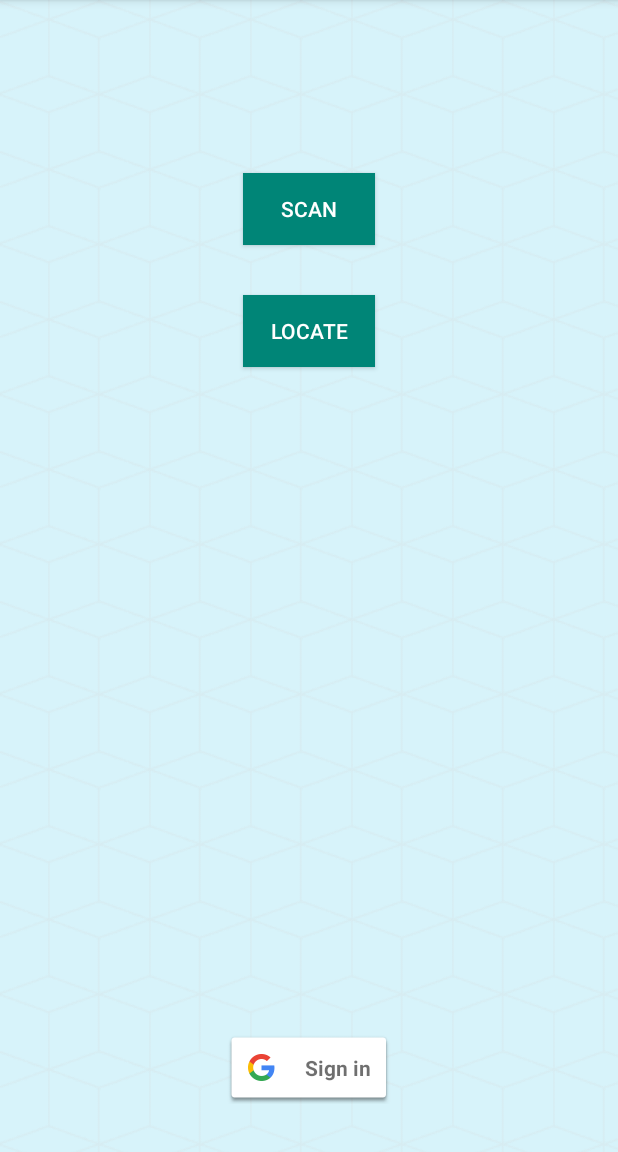
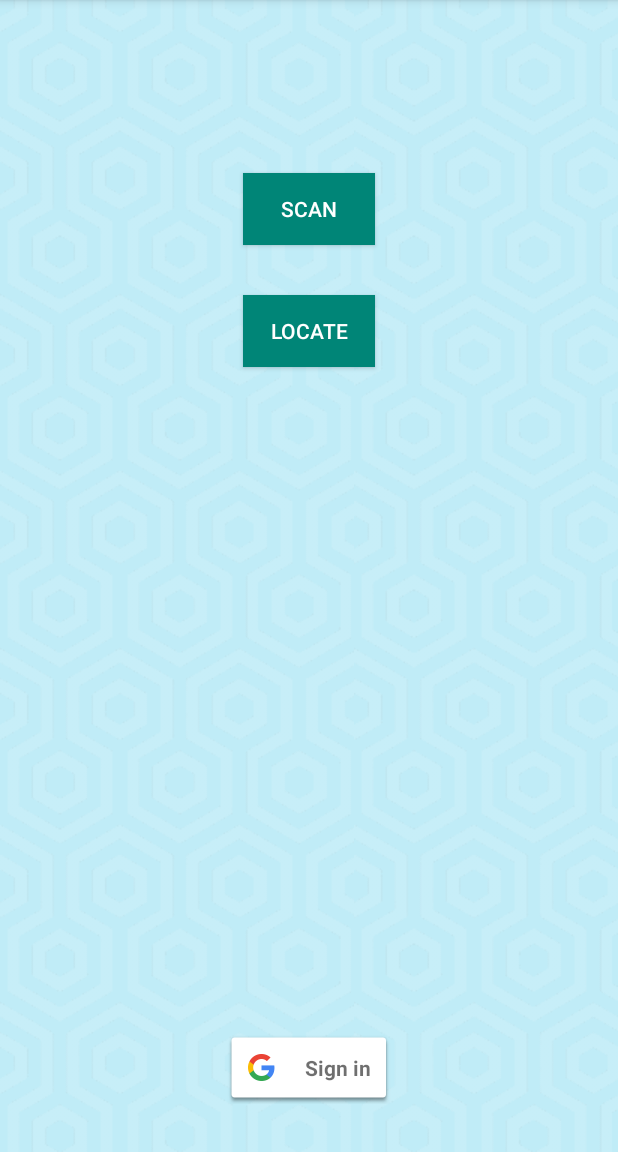
Before and after one commit to lcheung90/oasis-repub, an Android app: the screen it shows after launch (HomeActivity), on a phone screen of 412 x 824 dp, the part 84-1236 px from its top. Run offline under Robolectric (Android 15) with nearby library versions, the phone set to English and light mode, and no system bars; libraries missing offline, so code that uses them is left out: com.cloudant.client, com.ibm.mobilefirstplatform; 3 statements that could not run were skipped.

Commit message:
[Fix] Change background color
Use different pattern

```diff
--- a/app/src/main/res/drawable/background.xml
+++ b/app/src/main/res/drawable/background.xml
@@ -2,7 +2,7 @@
 <layer-list xmlns:android="http://schemas.android.com/apk/res/android" >
     <item android:id="@+id/shape_color">
         <shape android:shape="rectangle" >
-            <solid android:color="#d7f3fa"/>
+            <solid android:color="#c0ecf7"/>
         </shape>
     </item>
     <item android:id="@+id/shape_pattern"
@@ -12,7 +12,7 @@
         android:top="0px">
         <bitmap
             android:antialias="true"
-            android:src="@drawable/cubes"
+            android:src="@drawable/hexagon_pattern"
             android:tileMode="repeat" />
     </item>
 </layer-list>
```
Also changed, not shown: app/src/main/hexagon_pattern-web.png (added), app/src/main/res/drawable/hexagon_pattern.png (added), app/src/main/res/drawable/hexagons_pattern.png (deleted), app/src/main/res/mipmap-hdpi/hexagon_pattern.png (added), app/src/main/res/mipmap-hdpi/hexagons_pattern.png (deleted), app/src/main/res/mipmap-mdpi/hexagon_pattern.png (added), app/src/main/res/mipmap-mdpi/hexagons_pattern.png (deleted), app/src/main/res/mipmap-xhdpi/hexagon_pattern.png (added), app/src/main/res/mipmap-xhdpi/hexagons_pattern.png (deleted), app/src/main/res/mipmap-xxhdpi/hexagon_pattern.png (added), app/src/main/res/mipmap-xxhdpi/hexagons_pattern.png (deleted), app/src/main/res/mipmap-xxxhdpi/hexagon_pattern.png (added), app/src/main/res/mipmap-xxxhdpi/hexagons_pattern.png (deleted).
